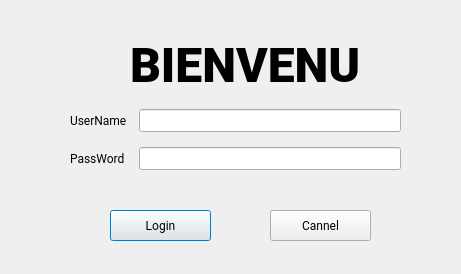
Old version of the form login.ui in the repository pholien/QtProjet.
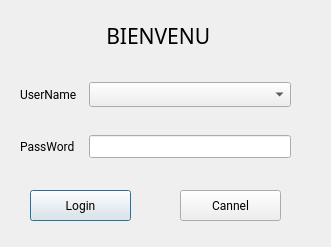
New version of the form.

The edit to the form file:
```diff
--- a/login.ui
+++ b/login.ui
@@ -6,8 +6,8 @@
    <rect>
     <x>0</x>
     <y>0</y>
-    <width>461</width>
-    <height>274</height>
+    <width>331</width>
+    <height>247</height>
    </rect>
   </property>
   <property name="windowTitle">
@@ -16,8 +16,8 @@
   <widget class="QPushButton" name="OKPushButton">
    <property name="geometry">
     <rect>
-     <x>110</x>
-     <y>210</y>
+     <x>30</x>
+     <y>190</y>
      <width>101</width>
      <height>31</height>
     </rect>
@@ -34,8 +34,8 @@
   <widget class="QPushButton" name="NOPushButton">
    <property name="geometry">
     <rect>
-     <x>270</x>
-     <y>210</y>
+     <x>180</x>
+     <y>190</y>
      <width>101</width>
      <height>31</height>
     </rect>
@@ -52,43 +52,37 @@
   <widget class="QLabel" name="label">
    <property name="geometry">
     <rect>
-     <x>130</x>
-     <y>40</y>
-     <width>251</width>
-     <height>51</height>
+     <x>20</x>
+     <y>20</y>
+     <width>271</width>
+     <height>31</height>
     </rect>
    </property>
    <property name="font">
     <font>
-     <family>Roboto Black</family>
-     <pointsize>36</pointsize>
-     <weight>75</weight>
-     <bold>true</bold>
+     <family>微软雅黑</family>
+     <pointsize>16</pointsize>
+     <weight>50</weight>
+     <bold>false</bold>
     </font>
    </property>
    <property name="text">
-    <string>BIENVENU</string>
+    <string> BIENVENU</string>
+   </property>
+   <property name="alignment">
+    <set>Qt::AlignCenter</set>
    </property>
   </widget>
   <widget class="QWidget" name="layoutWidget">
    <property name="geometry">
     <rect>
-     <x>70</x>
-     <y>100</y>
-     <width>331</width>
-     <height>81</height>
+     <x>20</x>
+     <y>60</y>
+     <width>271</width>
+     <height>121</height>
     </rect>
    </property>
    <layout class="QGridLayout" name="gridLayout_2">
-    <item row="0" column="1">
-     <widget class="QLineEdit" name="userLineEdit">
-      <property name="font">
-       <font>
-        <family>Roboto</family>
-       </font>
-      </property>
-     </widget>
-    </item>
     <item row="1" column="1">
      <widget class="QLineEdit" name="pwdLineEdit">
       <property name="font">
@@ -122,6 +116,15 @@
       </property>
      </widget>
     </item>
+    <item row="0" column="1">
+     <widget class="QComboBox" name="comboBox_login">
+      <property name="font">
+       <font>
+        <family>微软雅黑</family>
+       </font>
+      </property>
+     </widget>
+    </item>
    </layout>
   </widget>
  </widget>
```
Left out of the diff: 6 changed lines with no effect on the pictures.
